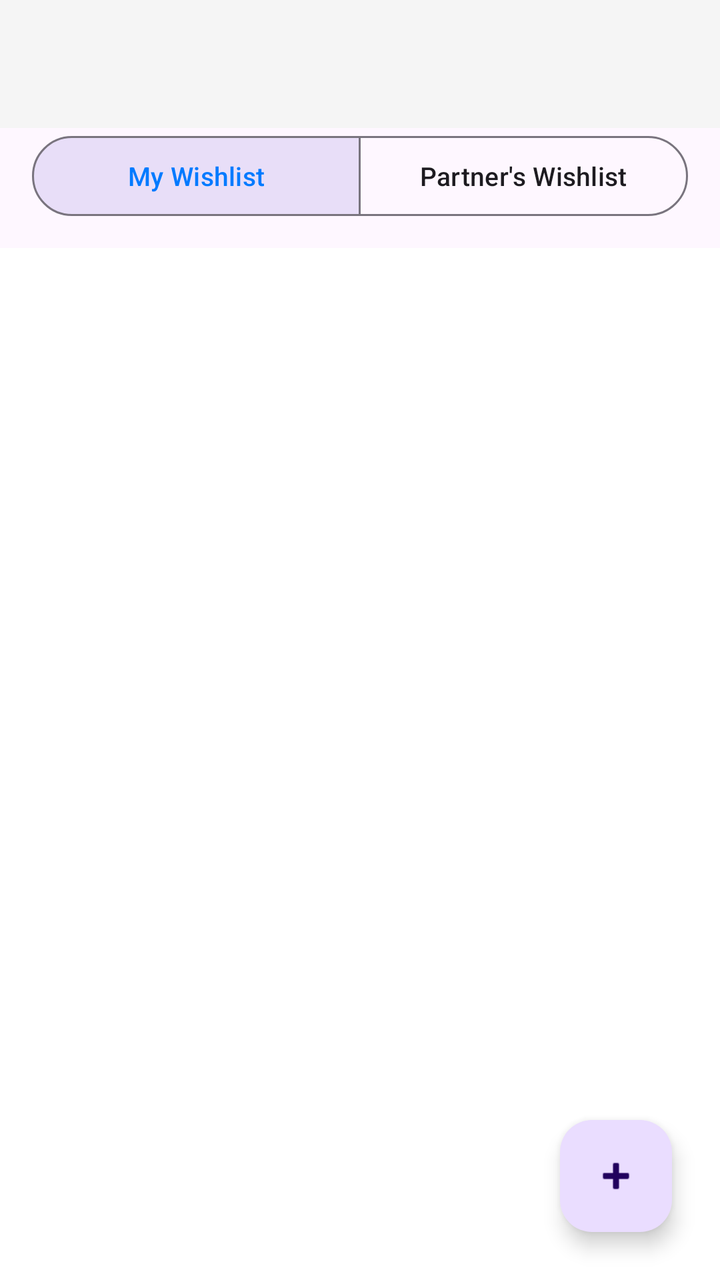
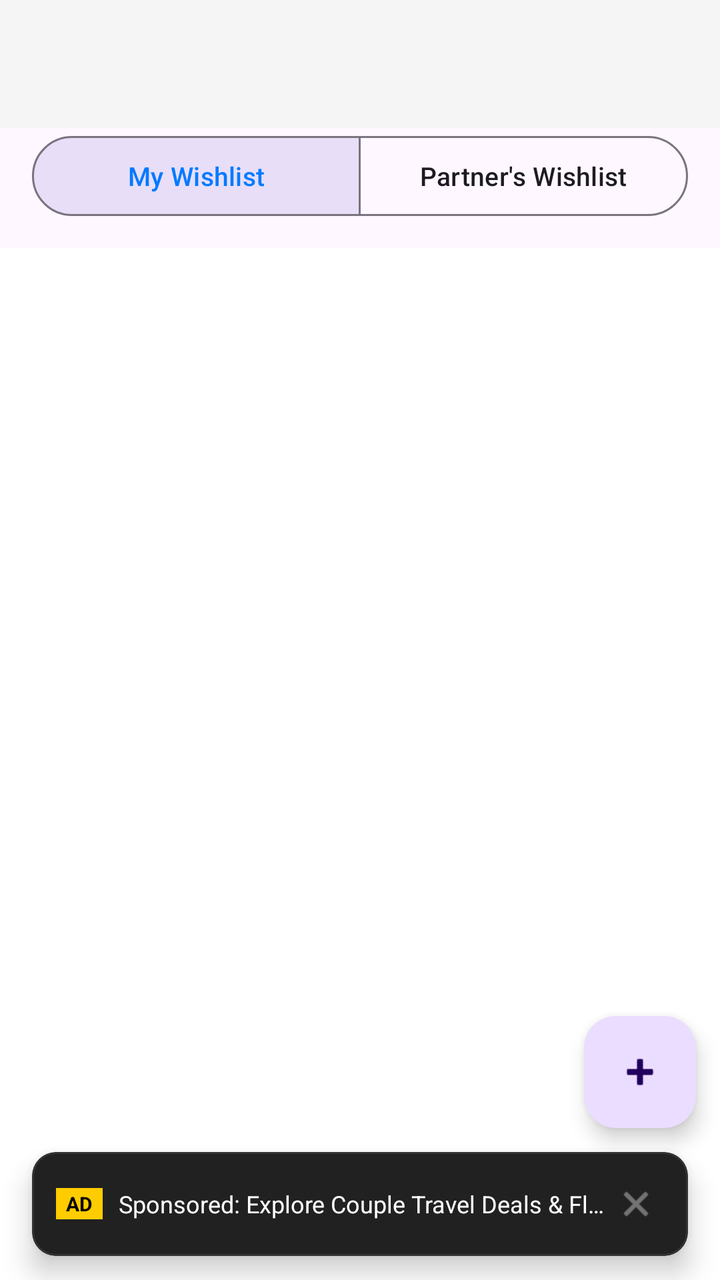

Before-and-after screenshots of an Android layout around one commit, followed by the original layout XML and the change that was made.
<!-- AndroidManifest.xml: application theme Theme.ProjectCecily -->
<!-- res/layout/activity_wishlist.xml -->
<?xml version="1.0" encoding="utf-8"?>
<androidx.constraintlayout.widget.ConstraintLayout xmlns:android="http://schemas.android.com/apk/res/android"
    xmlns:app="http://schemas.android.com/apk/res-auto"
    android:layout_width="match_parent"
    android:layout_height="match_parent"
    android:background="@color/app_background">

    
    <com.google.android.material.appbar.AppBarLayout
        android:id="@+id/appBarLayout"
        android:layout_width="match_parent"
        android:layout_height="wrap_content"
        android:fitsSystemWindows="true"
        app:elevation="4dp"
        app:layout_constraintEnd_toEndOf="parent"
        app:layout_constraintStart_toStartOf="parent"
        app:layout_constraintTop_toTopOf="parent">

        <com.google.android.material.appbar.MaterialToolbar
            android:id="@+id/toolbar"
            android:layout_width="match_parent"
            android:layout_height="?attr/actionBarSize"
            android:background="@color/card_background" />

        
        <com.google.android.material.button.MaterialButtonToggleGroup
            android:id="@+id/wishlistTabToggle"
            android:layout_width="match_parent"
            android:layout_height="wrap_content"
            android:layout_marginHorizontal="16dp"
            android:layout_marginBottom="12dp"
            app:checkedButton="@id/btnMyWishlistTab"
            app:selectionRequired="true"
            app:singleSelection="true">

            <Button
                android:id="@+id/btnMyWishlistTab"
                style="?attr/materialButtonOutlinedStyle"
                android:layout_width="0dp"
                android:layout_height="wrap_content"
                android:layout_weight="1"
                android:text="My Wishlist"
                android:textSize="13sp" />

            <Button
                android:id="@+id/btnPartnerWishlistTab"
                style="?attr/materialButtonOutlinedStyle"
                android:layout_width="0dp"
                android:layout_height="wrap_content"
                android:layout_weight="1"
                android:text="Partner's Wishlist"
                android:textSize="13sp" />
        </com.google.android.material.button.MaterialButtonToggleGroup>

    </com.google.android.material.appbar.AppBarLayout>

    <androidx.recyclerview.widget.RecyclerView
        android:id="@+id/rvWishlist"
        android:layout_width="0dp"
        android:layout_height="0dp"
        android:padding="8dp"
        android:clipToPadding="false"
        app:layout_constraintBottom_toBottomOf="parent"
        app:layout_constraintEnd_toEndOf="parent"
        app:layout_constraintStart_toStartOf="parent"
        app:layout_constraintTop_toBottomOf="@id/appBarLayout" />

    <com.google.android.material.floatingactionbutton.FloatingActionButton
        android:id="@+id/fabAddWishlist"
        android:layout_width="wrap_content"
        android:layout_height="wrap_content"
        android:layout_margin="24dp"
        android:contentDescription="Add item"
        app:layout_constraintBottom_toBottomOf="parent"
        app:layout_constraintEnd_toEndOf="parent"
        app:srcCompat="@android:drawable/ic_input_add" />

</androidx.constraintlayout.widget.ConstraintLayout>
<!-- resources referenced by this layout -->
<resources>
  <color name="app_background">#FFFFFF</color>
  <color name="card_background">#F5F5F5</color>
  <style name="Theme.ProjectCecily" parent="Base.Theme.ProjectCecily" />
  <style name="Base.Theme.ProjectCecily" parent="Theme.Material3.DayNight.NoActionBar">
          
          <item name="colorPrimary">@color/nav_selected</item>
          <item name="windowActionBar">false</item>
          <item name="windowNoTitle">true</item>
  
          
          <item name="colorOnSecondaryContainer">@color/nav_selected</item>
      </style>
  <color name="nav_selected">#007AFF</color>
</resources>

<!-- the commit's change to res/layout/activity_wishlist.xml (unified diff, before → after) -->
@@ -58,20 +58,80 @@
         android:id="@+id/rvWishlist"
         android:layout_width="0dp"
         android:layout_height="0dp"
+        android:clipToPadding="false"
         android:padding="8dp"
-        android:clipToPadding="false"
-        app:layout_constraintBottom_toBottomOf="parent"
+        app:layout_constraintBottom_toTopOf="@id/cardBannerAd"
         app:layout_constraintEnd_toEndOf="parent"
         app:layout_constraintStart_toStartOf="parent"
         app:layout_constraintTop_toBottomOf="@id/appBarLayout" />
+
+    
+    <com.google.android.material.card.MaterialCardView
+        android:id="@+id/cardBannerAd"
+        android:layout_width="0dp"
+        android:layout_height="52dp"
+        android:layout_marginHorizontal="16dp"
+        android:layout_marginBottom="12dp"
+        app:cardBackgroundColor="#212121"
+        app:cardCornerRadius="12dp"
+        app:cardElevation="8dp"
+        app:strokeColor="#333333"
+        app:strokeWidth="1dp"
+        app:layout_constraintBottom_toBottomOf="parent"
+        app:layout_constraintEnd_toEndOf="parent"
+        app:layout_constraintStart_toStartOf="parent">
+
+        <LinearLayout
+            android:layout_width="match_parent"
+            android:layout_height="match_parent"
+            android:gravity="center_vertical"
+            android:orientation="horizontal"
+            android:paddingHorizontal="12dp">
+
+            <TextView
+                android:layout_width="wrap_content"
+                android:layout_height="wrap_content"
+                android:background="#FFCC00"
+                android:paddingHorizontal="5dp"
+                android:paddingVertical="1dp"
+                android:text="AD"
+                android:textColor="#000000"
+                android:textSize="10sp"
+                android:textStyle="bold" />
+
+            <TextView
+                android:id="@+id/tvAdBannerText"
+                android:layout_width="0dp"
+                android:layout_height="wrap_content"
+                android:layout_marginStart="8dp"
+                android:layout_weight="1"
+                android:ellipsize="end"
+                android:singleLine="true"
+                android:text="Sponsored: Explore Couple Travel Deals &amp; Flights ✈️"
+                android:textColor="#FFFFFF"
+                android:textSize="12sp" />
+
+            <ImageView
+                android:id="@+id/btnDismissAd"
+                android:layout_width="28dp"
+                android:layout_height="28dp"
+                android:background="?attr/selectableItemBackgroundBorderless"
+                android:clickable="true"
+                android:contentDescription="Close Ad"
+                android:focusable="true"
+                android:padding="4dp"
+                android:src="@android:drawable/ic_menu_close_clear_cancel"
+                app:tint="#AAAAAA" />
+        </LinearLayout>
+    </com.google.android.material.card.MaterialCardView>
 
     <com.google.android.material.floatingactionbutton.FloatingActionButton
         android:id="@+id/fabAddWishlist"
         android:layout_width="wrap_content"
         android:layout_height="wrap_content"
-        android:layout_margin="24dp"
+        android:layout_margin="12dp"
         android:contentDescription="Add item"
-        app:layout_constraintBottom_toBottomOf="parent"
+        app:layout_constraintBottom_toTopOf="@id/cardBannerAd"
         app:layout_constraintEnd_toEndOf="parent"
         app:srcCompat="@android:drawable/ic_input_add" />
 
